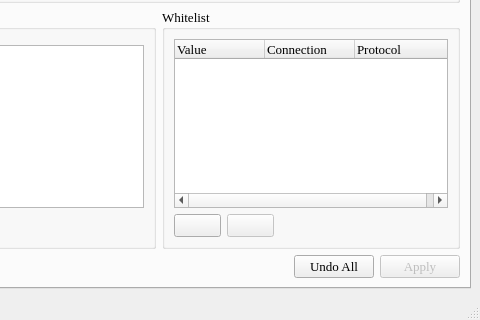
First picture: the form in pgl/pgl-gui/ui/main_window.ui, repository okyes/peerguardian, before the edit; both pictures show x 162 to 642 and y 220 to 540 of the 642 by 540 pixel window.
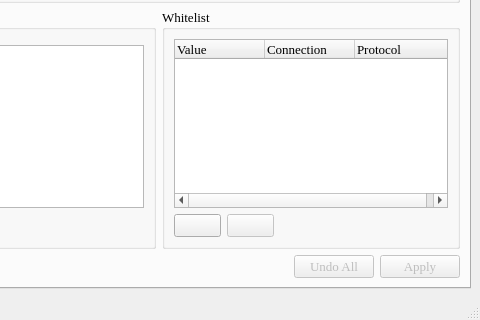
Second picture: the form after the edit. Icons and pictures are not drawn.

Commit message: Renamed Undo button and set it disable at start.

```diff
--- a/pgl/pgl-gui/ui/main_window.ui
+++ b/pgl/pgl-gui/ui/main_window.ui
@@ -806,7 +806,10 @@
            </spacer>
           </item>
           <item>
-           <widget class="QPushButton" name="pushButton_2">
+           <widget class="QPushButton" name="m_UndoButton">
+            <property name="enabled">
+             <bool>false</bool>
+            </property>
             <property name="text">
              <string>Undo All</string>
             </property>
```
